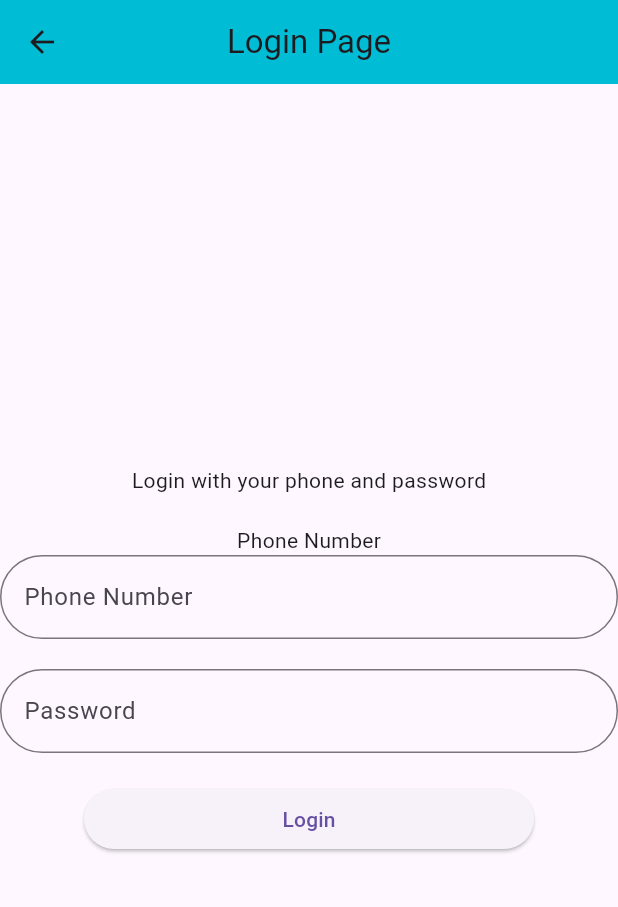
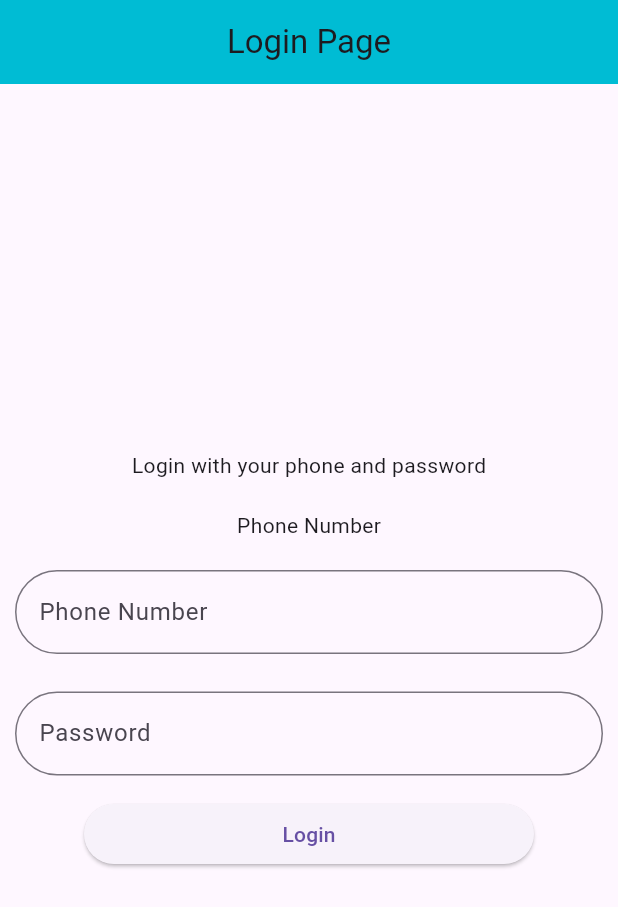
Before and after one commit to hemusyl/ostad_new_10, a Flutter app: the LoginPage screen opened directly, on a phone screen of 412 x 824 dp. Shown: the top 907 px of the screen. Run offline on Flutter 3.47's test engine with Material 3 defaults, Android fonts, the phone set to English and light mode, and no system bars; our stand-ins replace device_preview.

Commit message:
Updated form_login.dart

```diff
--- a/lib/app.dart
+++ b/lib/app.dart
@@ -21,7 +21,7 @@ class MyApp extends StatelessWidget {
     return MaterialApp(
       debugShowCheckedModeBanner: false,
       title: ' Button Type',
-      home: bottomSheet(), // Class name
+      home: LoginPage(), // Class name
     );
   }
 }
--- a/lib/form_login.dart
+++ b/lib/form_login.dart
@@ -35,7 +35,11 @@ class _LoginPageState extends State<LoginPage> {
                         mainAxisAlignment: MainAxisAlignment.start,
                         children: [
                           Text('Phone Number'),
-                          TextFormField(
+                          SizedBox(
+                            height: 10,
+                          ),
+                          Padding(padding: EdgeInsets.all(10),
+                            child: TextFormField(
                               controller: phoneController,
                               decoration: InputDecoration(
                                 hintText: 'Phone Number',
@@ -51,10 +55,13 @@ class _LoginPageState extends State<LoginPage> {
                                 }
                               },
                             ),
+
+                          ),
                           SizedBox(
-                            height: 20,
+                            height: 5,
                           ),
-                          TextFormField(
+                          Padding(padding:EdgeInsets.all(10),
+                          child:TextFormField(
                             controller: passwordController,
                             decoration: InputDecoration(
                               hintText: 'Password',
@@ -72,8 +79,9 @@ class _LoginPageState extends State<LoginPage> {
                               }
                             },
                           ),
+                          ),
                           SizedBox(
-                            height: 20,
+                            height: 5,
                           ),
                           SizedBox(
                               width: 300,
@@ -84,7 +92,8 @@ class _LoginPageState extends State<LoginPage> {
                                         SnackBar(content: Text('Login Successful')),
                                       );
                                     }
-                                  }, child: Text('Login'))),
+                                  },
+                                  child: Text('Login'))),
                         ]))
               ],
             )),
```
Lines whose indentation alone changed are shown as unchanged.
